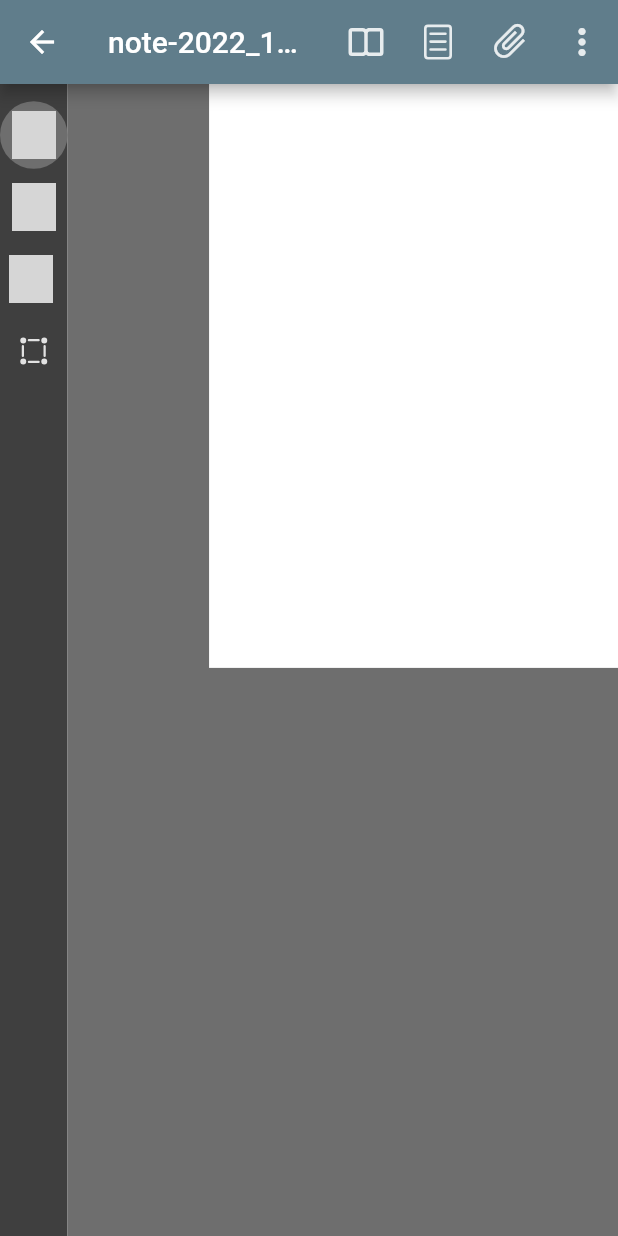
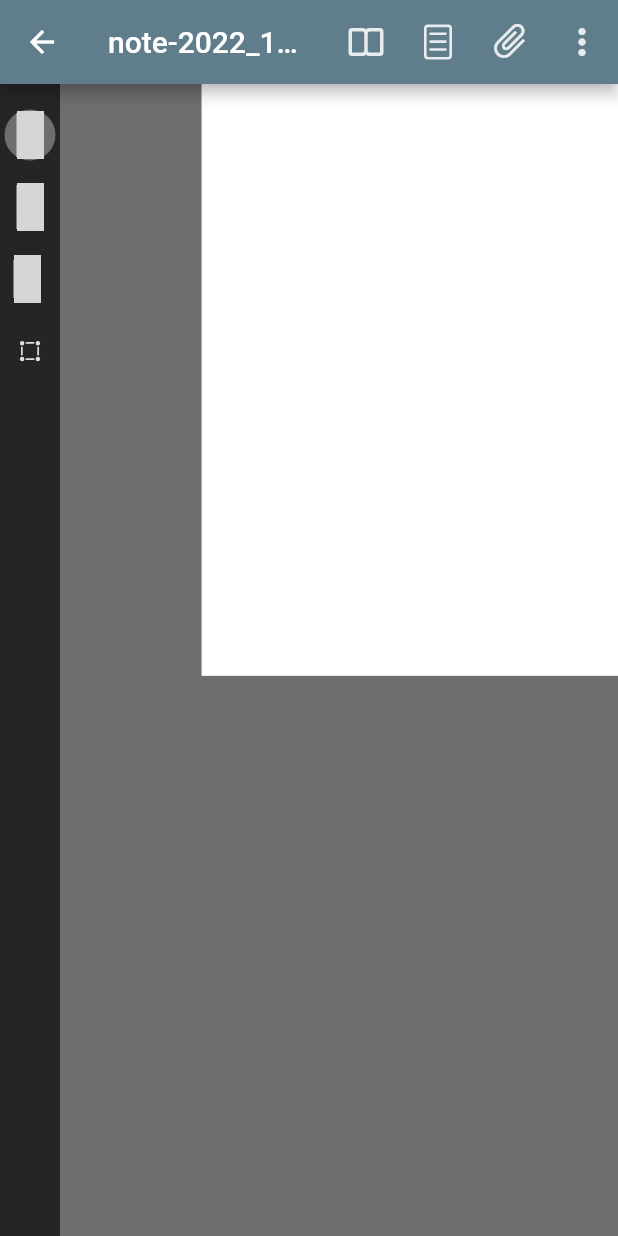
Before and after one commit to Lukas-Heiligenbrunner/Notes, a Flutter app: the screen it shows after launch, after a tap on the "edit calendar" icon, on a phone screen of 412 x 824 dp. Run offline on Flutter 3.47's test engine with Material 2 defaults, Android fonts, the phone set to English and light mode, and no system bars; our stand-ins replace fluentui_system_icons, pdf, permission_handler, sqflite, sqflite_common_ffi; missing offline and left inert: adwaita_icons, iconify_flutter; accounts and stored records are empty; grey boxes are pictures that could not be loaded.

Commit message:
some color adjustments

```diff
--- a/lib/app.dart
+++ b/lib/app.dart
@@ -33,7 +33,7 @@ class _AppState extends State<App> {
             ),
             Expanded(
                 child: Container(
-              color: const Color(0xff0d0d0d),
+              color: const Color(0xff000000),
               child: _buildPage(),
             ))
           ],
@@ -65,8 +65,8 @@ class _AppState extends State<App> {
               ).then((v) => notifier.loadAllNotes());
             },
             backgroundColor: const Color(0xff3f3f3f),
-            child:
-                const Icon(Icons.edit_calendar_outlined, color: Colors.orange),
+            child: const Icon(Icons.edit_calendar_outlined,
+                color: Color(0xffff7300)),
           ),
         );
       default:
--- a/lib/canvas/paint_controller.dart
+++ b/lib/canvas/paint_controller.dart
@@ -43,8 +43,8 @@ class PaintController extends ChangeNotifier {
     alpha /= (2 * pi * 2);
     alpha += .5;
 
-    double thickness = basetickness * alpha;
-    return thickness;
+    basetickness * alpha;
+    return basetickness;
   }
 
   void pointDownEvent(Offset offset, PointerDownEvent e) async {
@@ -60,7 +60,7 @@ class PaintController extends ChangeNotifier {
           [Point(offset, _calcTiltedWidth(3.0, e.tilt))],
           strokeid,
           activePen == Pen.pen
-              ? Colors.black26
+              ? const Color(0xFF444444)
               : Colors.yellow.withOpacity(.5)));
       file.addStroke(strokeid);
 
--- a/lib/pages/all_notes_page.dart
+++ b/lib/pages/all_notes_page.dart
@@ -18,7 +18,7 @@ class _AllNotesPageState extends State<AllNotesPage> {
     return Column(
       children: [
         SizedBox(
-          height: 10 + MediaQuery.of(context).viewPadding.top,
+          height: 25 + MediaQuery.of(context).viewPadding.top,
         ),
         Row(
           children: [
@@ -28,7 +28,7 @@ class _AllNotesPageState extends State<AllNotesPage> {
             const Text(
               'All notes',
               style: TextStyle(
-                  color: Color.fromRGBO(255, 255, 255, .85), fontSize: 22),
+                  color: Color.fromRGBO(255, 255, 255, .85), fontSize: 21),
             ),
             Expanded(child: Container()),
             IconMaterialButton(
@@ -37,16 +37,19 @@ class _AllNotesPageState extends State<AllNotesPage> {
               onPressed: () async {
                 // todo implement pdf import
               },
+              iconSize: 22,
             ),
             IconMaterialButton(
               icon: const Icon(Icons.search),
               color: const Color.fromRGBO(255, 255, 255, .85),
               onPressed: () {},
+              iconSize: 22,
             ),
             IconMaterialButton(
               icon: const Icon(Icons.more_vert),
               color: const Color.fromRGBO(255, 255, 255, .85),
               onPressed: () {},
+              iconSize: 22,
             ),
             const SizedBox(
               width: 15,
--- a/lib/widgets/collapse_drawer.dart
+++ b/lib/widgets/collapse_drawer.dart
@@ -32,7 +32,8 @@ class _CollapseDrawerState extends State<CollapseDrawer>
 
     controller = AnimationController(
         vsync: this, duration: const Duration(milliseconds: 200));
-    collapseAnimation = Tween<double>(begin: 62, end: 300).animate(controller)
+    collapseAnimation = Tween<double>(begin: 62, end: 300)
+        .animate(CurvedAnimation(parent: controller, curve: Curves.easeInOut))
       ..addListener(() {
         setState(() {});
       });
@@ -41,13 +42,14 @@ class _CollapseDrawerState extends State<CollapseDrawer>
   @override
   Widget build(BuildContext context) {
     return Container(
-      padding: EdgeInsets.only(top: MediaQuery.of(context).viewPadding.top),
-      color: const Color(0xff0d0d0d),
+      padding:
+          EdgeInsets.only(top: MediaQuery.of(context).viewPadding.top + 15),
+      color: const Color(0xff000000),
       child: ClipRRect(
         borderRadius: const BorderRadius.only(
             topRight: Radius.circular(10), bottomRight: Radius.circular(10)),
         child: Container(
-          color: const Color(0xff3f3f3f),
+          color: const Color(0xff252525),
           child: ConstrainedBox(
             constraints: BoxConstraints.expand(width: collapseAnimation.value),
             child: Column(
@@ -103,7 +105,7 @@ class _CollapseDrawerState extends State<CollapseDrawer>
                   ],
                 ),
                 const SizedBox(
-                  height: 40,
+                  height: 20,
                 ),
                 Expanded(
                     child: ListView(
--- a/lib/widgets/drawer_item.dart
+++ b/lib/widgets/drawer_item.dart
@@ -20,28 +20,29 @@ class DrawerItem extends StatelessWidget {
     return InkWell(
       onTap: onTap,
       child: Padding(
-        padding: const EdgeInsets.only(left: 9, top: 7, bottom: 7, right: 9),
+        padding: const EdgeInsets.only(left: 9, top: 2, bottom: 2, right: 9),
         child: ClipRRect(
           borderRadius: BorderRadius.circular(10),
           child: Container(
-            color: active ? const Color(0xff6e6e6e) : Colors.transparent,
+            color: active ? const Color(0xff4d4d4d) : Colors.transparent,
             child: Padding(
               padding:
-                  const EdgeInsets.only(left: 9, top: 7, bottom: 7, right: 9),
+                  const EdgeInsets.only(left: 9, top: 13, bottom: 13, right: 9),
               child: Row(
                 children: [
                   Icon(
                     dta.icon,
-                    size: 26,
-                    color: const Color(0xffdbdbdb),
+                    size: 23,
+                    color: const Color(0xffe5e5e5),
                   ),
                   if (!collapsed) ...[
                     const SizedBox(
-                      width: 10,
+                      width: 17,
                     ),
                     Text(
                       dta.name,
-                      style: const TextStyle(color: Color(0xffe9e9e9)),
+                      style: const TextStyle(
+                          color: Color(0xffe5e5e5), fontSize: 16),
                     ),
                     Expanded(child: Container()),
                     Text(
--- a/lib/widgets/tool_bar.dart
+++ b/lib/widgets/tool_bar.dart
@@ -23,8 +23,10 @@ class _ToolBarState extends State<ToolBar> {
   @override
   Widget build(BuildContext context) {
     return Container(
-      color: const Color(0xff3f3f3f),
-      width: 45,
+      color: const Color(0xff252525),
+      width: 40,
+      child: Padding(
+        padding: const EdgeInsets.only(left: 3, right: 3),
         child: Column(
           children: [
             const SizedBox(
@@ -33,6 +35,7 @@ class _ToolBarState extends State<ToolBar> {
             IconMaterialButton(
               icon: const Iconify(
                 EmojioneMonotone.fountain_pen,
+                size: 20,
                 color: Color.fromRGBO(255, 255, 255, .85),
               ),
               color: const Color.fromRGBO(255, 255, 255, .85),
@@ -41,11 +44,12 @@ class _ToolBarState extends State<ToolBar> {
                 widget.onPenChange(Pen.pen);
               },
               selected: activepen == Pen.pen,
-            iconSize: 24,
+              iconSize: 20,
             ),
             IconMaterialButton(
               icon: const Iconify(
                 Jam.highlighter,
+                size: 20,
                 color: Color.fromRGBO(255, 255, 255, .85),
               ),
               color: const Color.fromRGBO(255, 255, 255, .85),
@@ -54,7 +58,7 @@ class _ToolBarState extends State<ToolBar> {
                 widget.onPenChange(Pen.highlighter);
               },
               selected: activepen == Pen.highlighter,
-            iconSize: 24,
+              iconSize: 20,
             ),
             IconMaterialButton(
               icon: Transform.translate(
@@ -66,7 +70,7 @@ class _ToolBarState extends State<ToolBar> {
                 setState(() => activepen = Pen.eraser);
                 widget.onPenChange(Pen.eraser);
               },
-            iconSize: 24,
+              iconSize: 20,
               selected: activepen == Pen.eraser,
             ),
             IconMaterialButton(
@@ -77,9 +81,10 @@ class _ToolBarState extends State<ToolBar> {
                 widget.onPenChange(Pen.selector);
               },
               selected: activepen == Pen.selector,
-            iconSize: 24,
+              iconSize: 20,
             ),
           ],
+        ),
       ),
     );
   }
```
Lines whose indentation alone changed are shown as unchanged.
